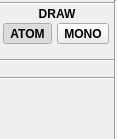
Before: the Qt Designer form src/schrodinger/sketcher/ui/sketcher_side_bar.ui in schrodinger/sketcher, drawn with Qt 5.
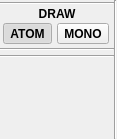
After: the same form once the commit is applied. Custom widgets are drawn as their Qt base class.

Commit message: SKETCH-2635: Fixing side bar spacing in WASM builds

```diff
--- a/src/schrodinger/sketcher/ui/sketcher_side_bar.ui
+++ b/src/schrodinger/sketcher/ui/sketcher_side_bar.ui
@@ -148,6 +148,19 @@
          <item>
           <widget class="schrodinger::sketcher::EnumerationToolWidget" name="enumeration_tool_wdg" native="true"/>
          </item>
+         <item>
+          <spacer name="verticalSpacer_2">
+           <property name="orientation">
+            <enum>Qt::Vertical</enum>
+           </property>
+           <property name="sizeHint" stdset="0">
+            <size>
+             <width>0</width>
+             <height>0</height>
+            </size>
+           </property>
+          </spacer>
+         </item>
         </layout>
        </widget>
        <widget class="QWidget" name="monomeric_page">
```
